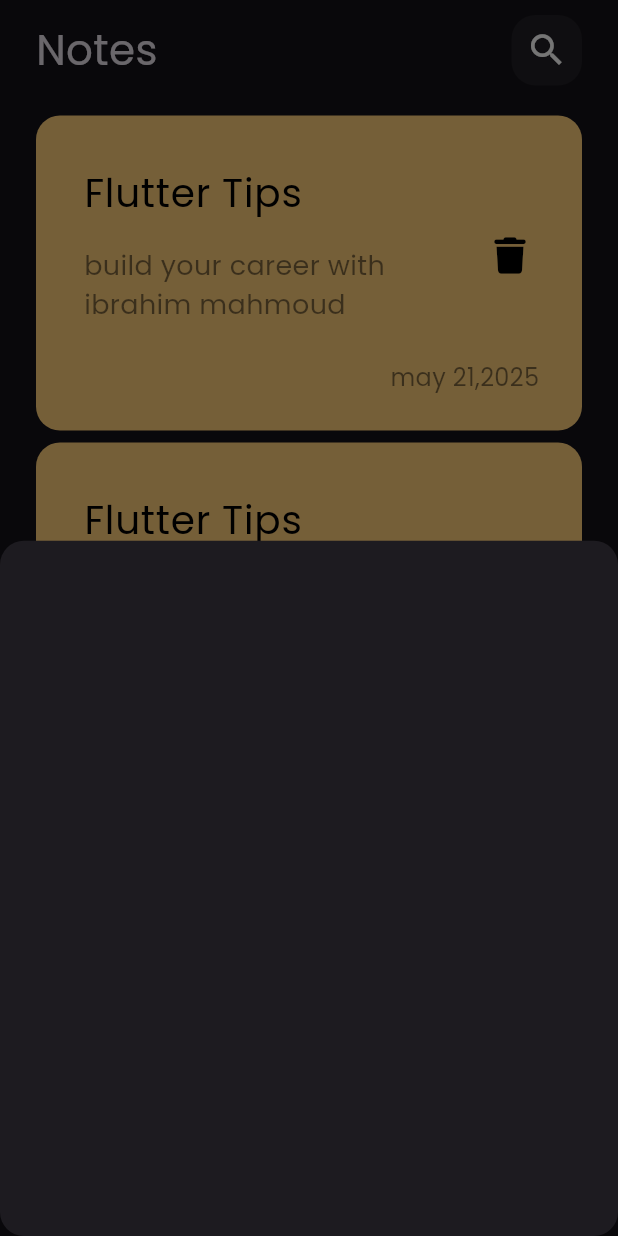
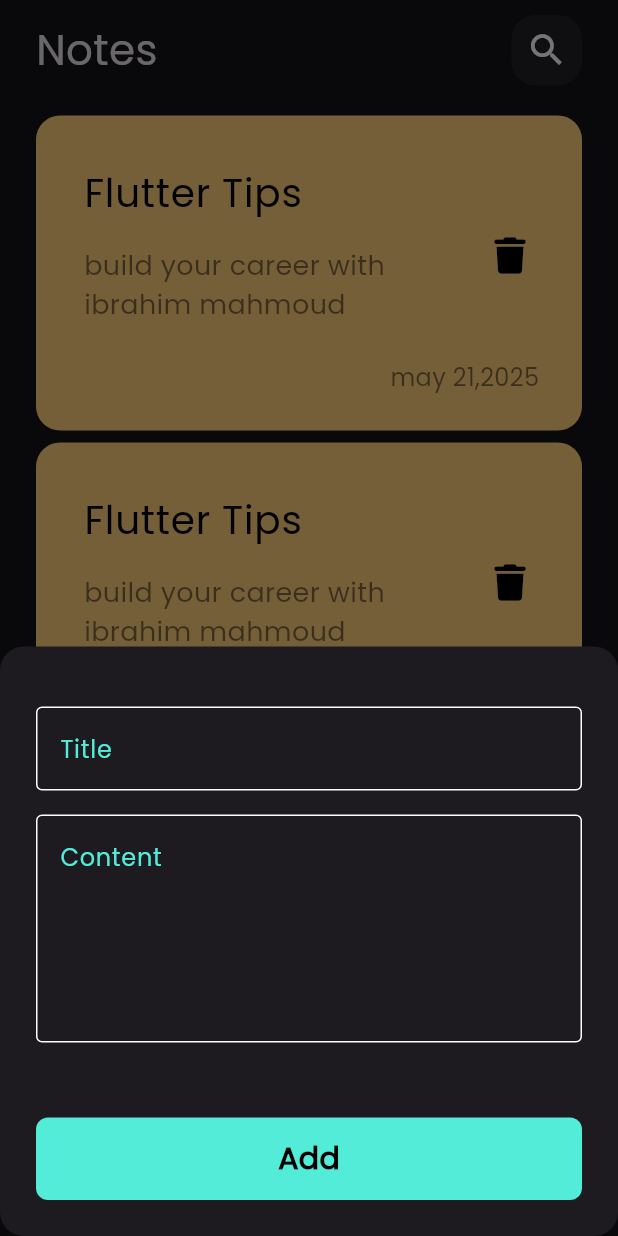
Before and after one commit to IbrahimMahmoud2023/notes_learn, a Flutter app: the screen it shows after launch, after a tap on an icon or button, on a phone screen of 412 x 824 dp. Run offline on Flutter 3.47's test engine with Material 3 defaults, Android fonts, the phone set to English and light mode, and no system bars; our stand-ins replace font_awesome_flutter.

Commit message:
finish notes bottom sheet

```diff
--- /dev/null
+++ b/lib/constant.dart
@@ -0,0 +1,3 @@
+import 'dart:ui';
+
+const kPrimaryColor = Color(0xFF52ECD8);
--- /dev/null
+++ b/lib/widgets/custom_button_sheet.dart
@@ -0,0 +1,27 @@
+import 'package:flutter/material.dart';
+
+class CustomButtonSheet extends StatelessWidget {
+  const CustomButtonSheet({super.key});
+
+  @override
+  Widget build(BuildContext context) {
+    return Container(
+      decoration: BoxDecoration(
+        borderRadius: BorderRadius.circular(8),
+        color: Color(0xFF52ECD8),
+      ),
+      height: 55,
+      width: MediaQuery.of(context).size.width,
+      child: Center(
+        child: Text(
+          'Add',
+          style: TextStyle(
+            color: Colors.black,
+            fontWeight: FontWeight.bold,
+            fontSize: 20,
+          ),
+        ),
+      ),
+    );
+  }
+}
--- /dev/null
+++ b/lib/widgets/custom_text_field.dart
@@ -0,0 +1,30 @@
+import 'package:flutter/material.dart';
+
+import '../constant.dart';
+
+class CustomTextField extends StatelessWidget {
+  const CustomTextField({super.key, this.hintText, this.maxLines =1});
+  final String? hintText;
+  final int? maxLines;
+  @override
+  Widget build(BuildContext context) {
+    return TextField(
+      cursorColor: kPrimaryColor,
+      maxLines: maxLines,
+      decoration: InputDecoration(
+        border: buildBorder(),
+        enabledBorder: buildBorder(),
+        focusedBorder: buildBorder(kPrimaryColor),
+        hintText: hintText,
+
+        hintStyle: TextStyle(color: kPrimaryColor),
+      ),
+    );
+  }
+
+  OutlineInputBorder buildBorder([color]) => OutlineInputBorder(
+    borderSide: BorderSide(
+        color:color ?? Colors.white
+    ),
+  );
+}
--- a/lib/widgets/show_bottom_sheet.dart
+++ b/lib/widgets/show_bottom_sheet.dart
@@ -1,10 +1,29 @@
 import 'package:flutter/material.dart';
+
+import '../constant.dart';
+import 'custom_button_sheet.dart';
+import 'custom_text_field.dart';
 
 class AddNoteBottomSheet extends StatelessWidget {
   const AddNoteBottomSheet({super.key});
 
   @override
   Widget build(BuildContext context) {
-    return Container();
+    return Padding(
+      padding: const EdgeInsets.symmetric(horizontal: 24, vertical: 24),
+      child: SingleChildScrollView(
+        child: Column(
+          children: const[
+            SizedBox(height: 16),
+            CustomTextField(hintText: 'Title'),
+            SizedBox(height: 16),
+            CustomTextField(hintText: 'Content', maxLines: 5),
+            SizedBox(height: 50),
+            CustomButtonSheet(),
+
+          ],
+        ),
+      ),
+    );
   }
 }
```
